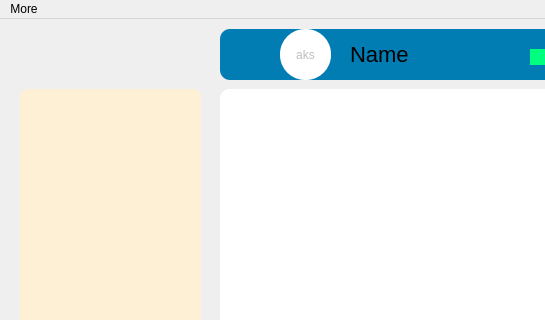
AP-projects-4001/jan-ghahve, file client/mainwindow.ui: the form before one commit; both pictures show x 0 to 545 and y 0 to 320 of the 839 by 549 pixel window.
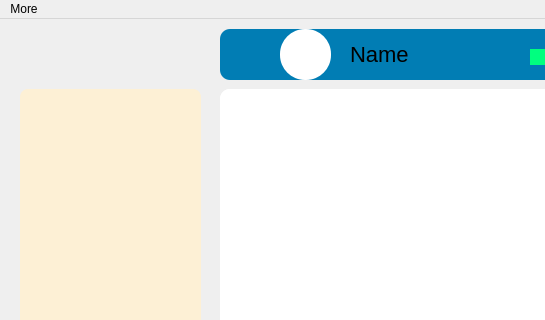
The form after the commit. Icons and pictures are not drawn.

```diff
--- a/client/mainwindow.ui
+++ b/client/mainwindow.ui
@@ -154,7 +154,7 @@
 border-radius: 25px;</string>
      </property>
      <property name="text">
-      <string>aks</string>
+      <string/>
      </property>
     </widget>
     <widget class="QLabel" name="contact_name">
```
Left out of the diff: 2 changed lines with no effect on the pictures.
